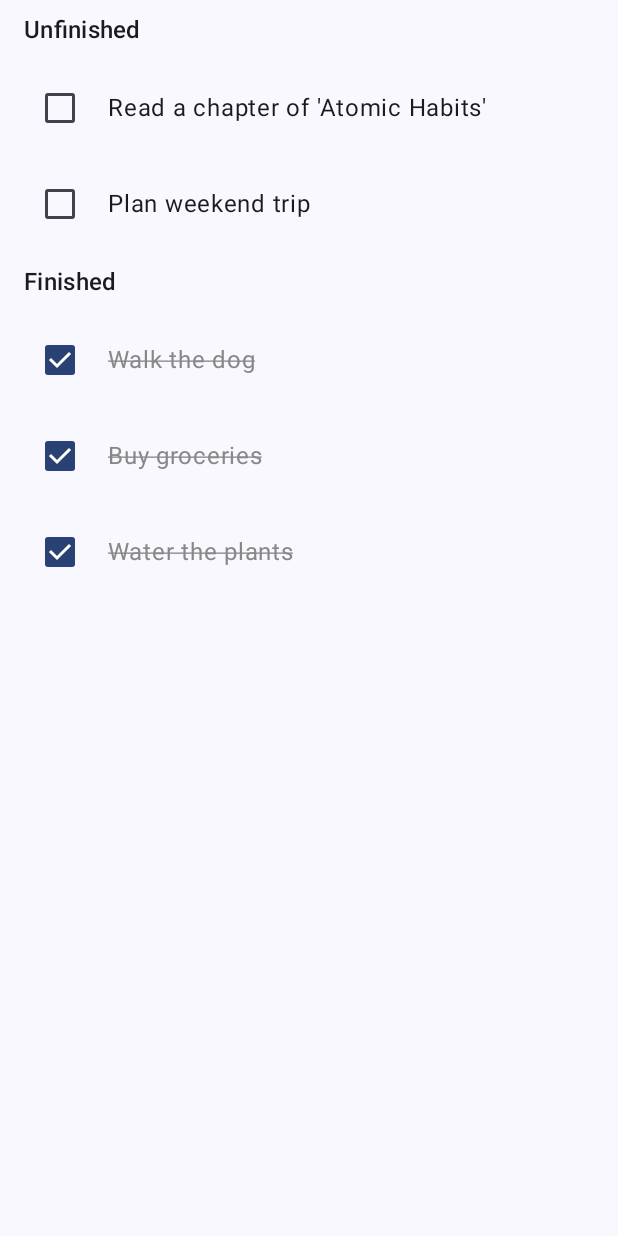
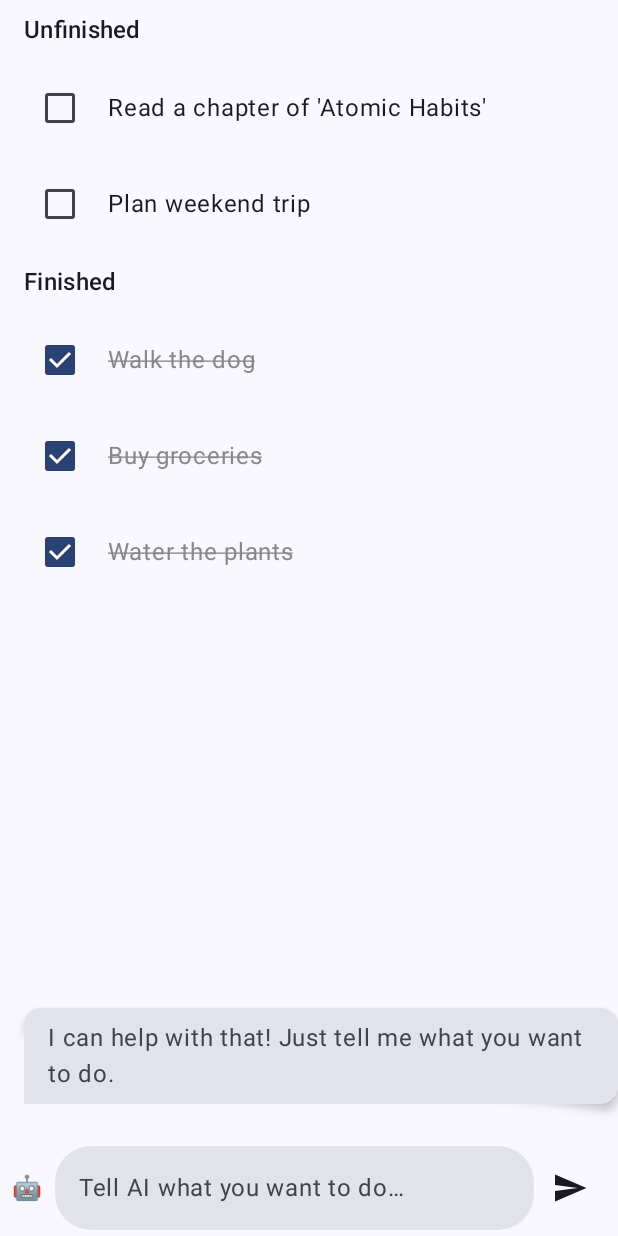
Before and after one commit to bincat233/NekoTask, an Android app built with Jetpack Compose: the screen it shows after launch (MainActivity), after a tap on "Walk the dog", on a phone screen of 412 x 824 dp. Run offline under Robolectric (Android 15) with nearby library versions, the phone set to English and light mode, and no system bars.

Commit message:
Add AI talk UI

```diff
--- a/app/src/main/AndroidManifest.xml
+++ b/app/src/main/AndroidManifest.xml
@@ -15,7 +15,8 @@
             android:name=".MainActivity"
             android:exported="true"
             android:label="@string/app_name"
-            android:theme="@style/Theme.Todolist">
+            android:theme="@style/Theme.Todolist"
+            android:windowSoftInputMode="adjustResize">
             <intent-filter>
                 <action android:name="android.intent.action.MAIN" />
 
--- /dev/null
+++ b/app/src/main/java/me/superbear/todolist/ChatComposables.kt
@@ -0,0 +1,67 @@
+package me.superbear.todolist
+
+import androidx.compose.foundation.layout.Row
+import androidx.compose.foundation.layout.padding
+import androidx.compose.foundation.shape.RoundedCornerShape
+import androidx.compose.material.icons.Icons
+import androidx.compose.material.icons.filled.Send
+import androidx.compose.material3.Icon
+import androidx.compose.material3.IconButton
+import androidx.compose.material3.MaterialTheme
+import androidx.compose.material3.Surface
+import androidx.compose.material3.Text
+import androidx.compose.material3.TextField
+import androidx.compose.material3.TextFieldDefaults
+import androidx.compose.runtime.Composable
+import androidx.compose.runtime.getValue
+import androidx.compose.runtime.mutableStateOf
+import androidx.compose.runtime.remember
+import androidx.compose.runtime.setValue
+import androidx.compose.ui.Alignment
+import androidx.compose.ui.Modifier
+import androidx.compose.ui.graphics.Color
+import androidx.compose.ui.unit.dp
+
+@Composable
+fun SpeechBubble(text: String, modifier: Modifier = Modifier) {
+    Surface(
+        modifier = modifier.padding(start = 16.dp, bottom = 8.dp),
+        shape = RoundedCornerShape(topStart = 12.dp, topEnd = 12.dp, bottomEnd = 12.dp),
+        color = MaterialTheme.colorScheme.surfaceVariant,
+        shadowElevation = 4.dp
+    ) {
+        Text(
+            text = text,
+            modifier = Modifier.padding(horizontal = 16.dp, vertical = 8.dp)
+        )
+    }
+}
+
+@Composable
+fun ChatInputBar(modifier: Modifier = Modifier) {
+    var text by remember { mutableStateOf("") }
+
+    Row(
+        modifier = modifier.padding(horizontal = 8.dp, vertical = 4.dp),
+        verticalAlignment = Alignment.CenterVertically
+    ) {
+        Text(text = "🤖", modifier = Modifier.padding(end = 8.dp))
+        TextField(
+            value = text,
+            onValueChange = { text = it },
+            placeholder = { Text("Tell AI what you want to do…") },
+            modifier = Modifier.weight(1f),
+            shape = RoundedCornerShape(24.dp),
+            colors = TextFieldDefaults.colors(
+                focusedIndicatorColor = Color.Transparent,
+                unfocusedIndicatorColor = Color.Transparent
+            )
+        )
+        IconButton(onClick = { /* TODO: Handle send action */ }) {
+            Icon(
+                imageVector = Icons.Filled.Send,
+                contentDescription = "Send"
+            )
+        }
+    }
+}
--- a/app/src/main/java/me/superbear/todolist/MainActivity.kt
+++ b/app/src/main/java/me/superbear/todolist/MainActivity.kt
@@ -4,12 +4,13 @@ import android.os.Bundle
 import android.util.Log
 import androidx.activity.ComponentActivity
 import androidx.activity.compose.setContent
-import androidx.activity.enableEdgeToEdge
 import androidx.compose.foundation.clickable
+import androidx.compose.foundation.layout.Box
 import androidx.compose.foundation.layout.Column
 import androidx.compose.foundation.layout.Row
 import androidx.compose.foundation.layout.fillMaxSize
 import androidx.compose.foundation.layout.fillMaxWidth
+import androidx.compose.foundation.layout.imePadding
 import androidx.compose.foundation.layout.padding
 import androidx.compose.foundation.lazy.LazyColumn
 import androidx.compose.foundation.lazy.items
@@ -31,126 +32,93 @@ import androidx.compose.ui.platform.LocalContext
 import androidx.compose.ui.text.style.TextDecoration
 import androidx.compose.ui.tooling.preview.Preview
 import androidx.compose.ui.unit.dp
+import androidx.core.view.WindowCompat
 import kotlinx.coroutines.launch
 import me.superbear.todolist.ui.theme.TodolistTheme
 
-// MainActivity is the main screen of the application.
-// It inherits from ComponentActivity, which is a base class for activities that use Jetpack Compose.
 class MainActivity : ComponentActivity() {
-    // onCreate is the first method called when the Activity is created.
     override fun onCreate(savedInstanceState: Bundle?) {
         super.onCreate(savedInstanceState)
-        // enableEdgeToEdge allows the app to draw behind system bars for a more immersive experience.
-        enableEdgeToEdge()
-        // setContent is used to define the layout of the Acvtivity using Jetpack Compose.
+        WindowCompat.setDecorFitsSystemWindows(window, false)
         setContent {
-            // MyApplicationTheme is a custom theme for the application.
             TodolistTheme {
-                // LocalContext.current provides the current Android Context, needed for things like accessing assets.
                 val context = LocalContext.current
-                // 'remember' is a Composable function that stores a value in the Composition.
-                // It's used here to create and remember an instance of TodoRepository.
-                // The TodoRepository will be a singleton for this Composable's lifecycle unless context changes.
                 val todoRepository = remember { TodoRepository(context) }
-
-                // 'mutableStateOf' creates an observable state holder.
-                // 'remember' ensures this state survives recompositions.
-                // 'allItems' will hold the list of to-do items.
-                // 'by' delegate allows direct get/set on allItems as if it were a regular var.
                 var allItems by remember { mutableStateOf(emptyList<Task>()) }
-
-                // 'rememberCoroutineScope' gets a CoroutineScope tied to this Composable's lifecycle.
-                // This scope is used to launch coroutines for asynchronous operations.
                 val coroutineScope = rememberCoroutineScope()
 
-                // 'LaunchedEffect' is a Composable function that runs a side effect (like fetching data)
-                // when the Composable enters the Composition or when its keys change.
-                // 'key1 = Unit' means this effect runs once when the Composable is first displayed.
                 LaunchedEffect(key1 = Unit) {
-                    // Fetch the to-do items from the repository. This is a suspend function call.
                     allItems = todoRepository.getTasks("todolist_items.json")
                 }
 
-                // Scaffold provides a standard layout structure (app bars, floating action buttons, etc.).
-                Scaffold(modifier = Modifier.fillMaxSize()) { innerPadding ->
-                    // Filter the list of all items into unfinished and finished items.
-                    // This is done based on the 'isCompleted' property of each TodoItem.
+                var aiReply by remember { mutableStateOf("I can help with that! Just tell me what you want to do.") }
+
+                Box(modifier = Modifier.fillMaxSize()) {
+                    Scaffold(
+                        bottomBar = {
+                            ChatInputBar(modifier = Modifier.imePadding())
+                        },
+                        modifier = Modifier.fillMaxSize()
+                    ) { innerPadding ->
                         val unfinishedItems = allItems.filter { it.status == "OPEN" }
                         val finishedItems = allItems.filter { it.status == "DONE" }
 
-                    // Define a lambda function to handle toggling the completion status of a TodoItem.
-                    // Explicitly define the type as (TodoItem) -> Unit to match CheckableList's expectation.
                         val onItemToggleLambda: (Task) -> Unit = { toggledItem ->
-                        // Create a new TodoItem with the 'isCompleted' status flipped.
-                        // It's important to create a new object for state updates to be properly detected by Compose.
                             val updatedItem = toggledItem.copy(status = if (toggledItem.status == "DONE") "OPEN" else "DONE")
-
-                        // Optimistic UI Update: Update the UI immediately for responsiveness.
-                        // Create a new list with the updated item to trigger recomposition.
                             allItems = allItems.map {
                                 if (it.id == updatedItem.id) updatedItem else it
                             }
-
-                        // Launch a coroutine in the remembered scope to call the simulated API.
-                        // This prevents blocking the UI thread during the (simulated) network operation.
                             coroutineScope.launch {
-                            // Call the suspend function in the repository to simulate updating the server.
                                 val success = todoRepository.updateTaskOnServer(updatedItem)
                                 if (success) {
-                                // Log success if the simulated server update was successful.
                                     Log.d("MainActivity", "Item ${updatedItem.id} updated successfully on server.")
-                                // Optionally, you could re-fetch data from the source here or handle success in other ways.
                                 } else {
-                                // Log failure if the simulated server update failed.
                                     Log.e("MainActivity", "Failed to update item ${updatedItem.id} on server.")
-                                // Revert UI change if server update fails.
-                                // This makes the UI consistent with the (simulated) server state.
-                                // We map through allItems again, and if we find the item that failed to update,
-                                // we revert it to its original state (before the toggle).
                                     allItems = allItems.map {
-                                    if (it.id == toggledItem.id) toggledItem else it // Revert to original toggledItem
+                                        if (it.id == toggledItem.id) toggledItem else it
                                     }
                                 }
                             }
                         }
 
-                    // Column arranges its children vertically.
                         Column(
                             modifier = Modifier
-                            .padding(innerPadding) // Apply padding provided by Scaffold.
-                            .fillMaxSize()       // Make the Column take up the full available size.
+                                .padding(innerPadding)
+                                .fillMaxSize()
                         ) {
-                        // Display a title for the "Unfinished" items list.
                             Text(
                                 text = "Unfinished",
-                            style = MaterialTheme.typography.titleMedium, // Use a predefined text style from the theme.
-                            modifier = Modifier.padding(horizontal = 16.dp, vertical = 8.dp) // Add some padding.
+                                style = MaterialTheme.typography.titleMedium,
+                                modifier = Modifier.padding(horizontal = 16.dp, vertical = 8.dp)
                             )
-                        // Display the list of unfinished items using the CheckableList composable.
                             CheckableList(
                                 items = unfinishedItems,
-                            onItemToggle = onItemToggleLambda // Pass the toggle handler.
+                                onItemToggle = onItemToggleLambda
                             )
-
-                        // Display a title for the "Finished" items list.
                             Text(
                                 text = "Finished",
                                 style = MaterialTheme.typography.titleMedium,
                                 modifier = Modifier.padding(horizontal = 16.dp, vertical = 8.dp)
                             )
-                        // Display the list of finished items.
                             CheckableList(
                                 items = finishedItems,
-                            onItemToggle = onItemToggleLambda // Pass the toggle handler.
+                                onItemToggle = onItemToggleLambda
+                            )
+                        }
+                    }
+                    SpeechBubble(
+                        text = aiReply,
+                        modifier = Modifier
+                            .align(Alignment.BottomStart)
+                            .padding(bottom = 80.dp) // Position above the ChatInputBar
+                            .imePadding()
                     )
                 }
             }
         }
     }
 }
-}
 
-// A simple Composable function to display a greeting.
 @Composable
 fun Greeting(name: String, modifier: Modifier = Modifier) {
     Text(
@@ -159,62 +127,36 @@ fun Greeting(name: String, modifier: Modifier = Modifier) {
     )
 }
 
-// A Composable function annotated with @Preview to show a preview in Android Studio.
 @Preview(showBackground = true)
 @Composable
 fun GreetingPreview() {
     TodolistTheme {
         Greeting("Android")
-        // Example of how you might set up a preview for CheckableList with mock TodoItems:
-        // To make this preview work, you'd need to define a mock list of TodoItem objects here.
-        // For example:
-        // val previewItems = listOf(
-        //     Task(id = 1, title = "Preview Item 1", createdAtIso = "2024-01-01T10:00:00Z", status = "OPEN"),
-        //     Task(id = 2, title = "Preview Item 2", createdAtIso = "2024-01-01T11:00:00Z", status = "DONE")
-        // )
-        // Column {
-        //     Text("Unfinished Preview")
-        //     CheckableList(items = previewItems.filter { !it.isCompleted }, onItemToggle = { /* Mock toggle */ })
-        //     Text("Finished Preview")
-        //     CheckableList(items = previewItems.filter { it.isCompleted }, onItemToggle = { /* Mock toggle */ })
-        // }
     }
 }
 
-// A Composable function to display a list of to-do items with checkboxes.
 @Composable
 fun CheckableList(
-    items: List<Task>,                      // The list of items to display.
-    onItemToggle: (Task) -> Unit,         // A lambda function to call when an item is toggled.
-    modifier: Modifier = Modifier             // An optional Modifier for customizing the layout.
+    items: List<Task>,
+    onItemToggle: (Task) -> Unit,
+    modifier: Modifier = Modifier
 ) {
-    // LazyColumn is a vertically scrolling list that only composes and lays out the currently visible items.
-    // It's efficient for long lists.
     LazyColumn(modifier = modifier.fillMaxWidth()) {
-        // 'items' is a helper function for LazyColumn to display a list of items.
-        // The 'key' parameter helps LazyColumn identify items uniquely, improving performance
-        // and preserving state when items are reordered, added, or removed.
         items(items, key = { it.id }) { item ->
-            // Row arranges its children horizontally.
             Row(
                 modifier = Modifier
-                    .fillMaxWidth() // Make the Row take up the full width.
-                    .clickable { onItemToggle(item) } // Make the entire row clickable to toggle the item.
-                    .padding(horizontal = 16.dp, vertical = 8.dp), // Add padding within the row.
-                verticalAlignment = Alignment.CenterVertically // Align children vertically to the center.
+                    .fillMaxWidth()
+                    .clickable { onItemToggle(item) }
+                    .padding(horizontal = 16.dp, vertical = 8.dp),
+                verticalAlignment = Alignment.CenterVertically
             ) {
-                // Checkbox to show the completion status.
                 Checkbox(
-                    checked = item.status == "DONE",                // The checked state of the checkbox.
-                    onCheckedChange = { onItemToggle(item) } // Lambda called when the checkbox state changes.
-                    // We could pass null here if the Row's clickable is enough,
-                    // but having both is common for accessibility.
+                    checked = item.status == "DONE",
+                    onCheckedChange = { onItemToggle(item) }
                 )
-                // Text to display the to-do item's text.
                 Text(
                     text = item.title,
-                    modifier = Modifier.padding(start = 8.dp), // Add padding to the left of the text.
-                    // Change text color and decoration based on whether the item is completed.
+                    modifier = Modifier.padding(start = 8.dp),
                     color = if (item.status == "DONE") Color.Gray else Color.Unspecified,
                     textDecoration = if (item.status == "DONE") TextDecoration.LineThrough else null
                 )
```
Lines whose indentation alone changed are shown as unchanged.
